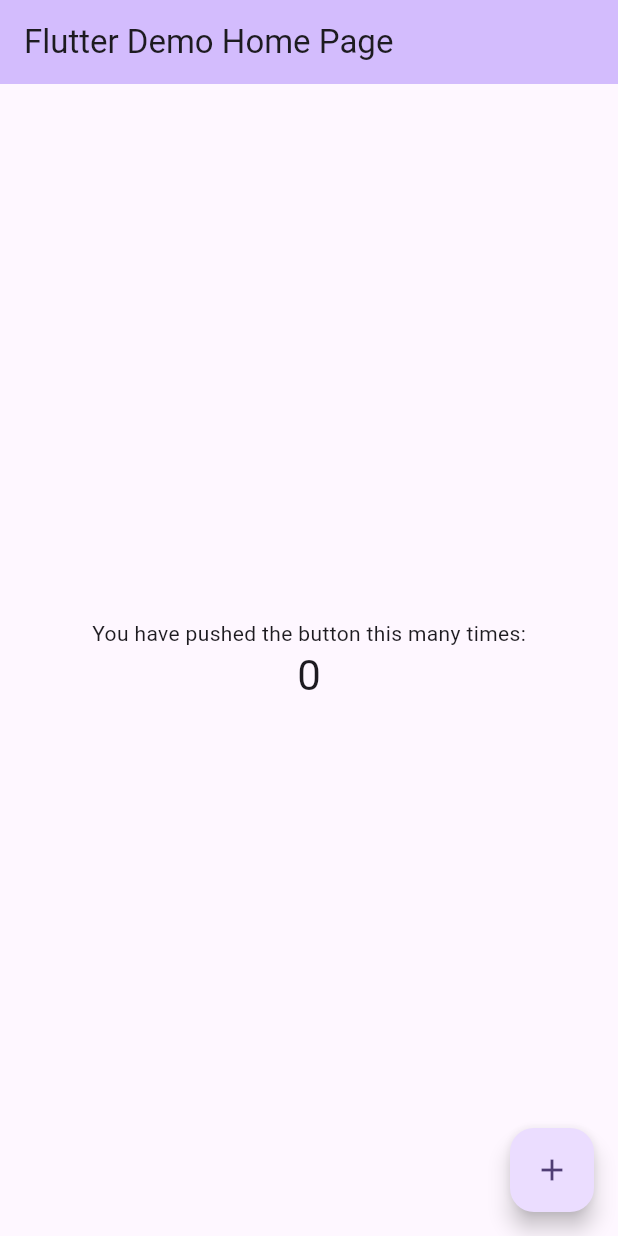
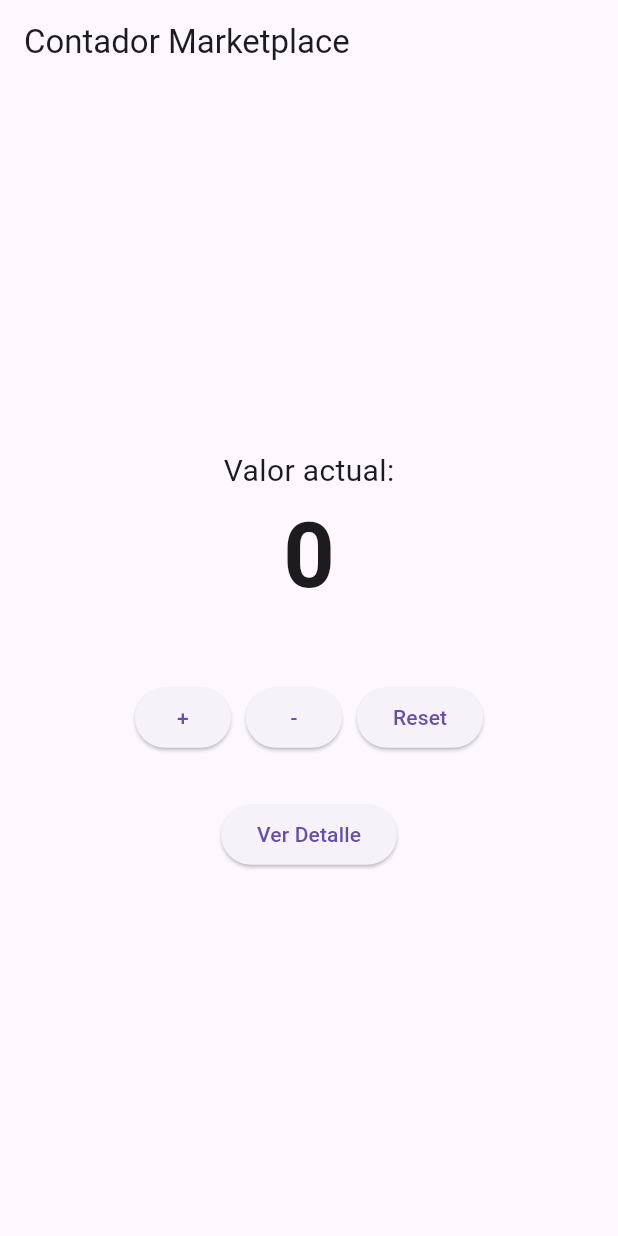
Before and after one commit to RicardoScript/pm_sem3_app_counter_marketplace, a Flutter app: the screen it shows after launch, on a phone screen of 412 x 824 dp. Run offline on Flutter 3.47's test engine with Material 3 defaults, Android fonts, the phone set to English and light mode, and no system bars; our stand-ins replace shared_preferences.

Commit message:
provider

```diff
--- a/lib/main.dart
+++ b/lib/main.dart
@@ -1,122 +1,26 @@
 import 'package:flutter/material.dart';
+import 'package:pm_sem3_app_counter_marketplace/provider/pages/home_screen.dart';
+import 'package:provider/provider.dart';
+import 'provider/contador_provider.dart';
 
 void main() {
-  runApp(const MyApp());
+  runApp(
+    ChangeNotifierProvider(
+      create: (_) => ContadorProvider(),
+      child: const MyApp(),
+    ),
+  );
 }
 
 class MyApp extends StatelessWidget {
   const MyApp({super.key});
 
-  // This widget is the root of your application.
   @override
   Widget build(BuildContext context) {
     return MaterialApp(
-      title: 'Flutter Demo',
-      theme: ThemeData(
-        // This is the theme of your application.
-        //
-        // TRY THIS: Try running your application with "flutter run". You'll see
-        // the application has a purple toolbar. Then, without quitting the app,
-        // try changing the seedColor in the colorScheme below to Colors.green
-        // and then invoke "hot reload" (save your changes or press the "hot
-        // reload" button in a Flutter-supported IDE, or press "r" if you used
-        // the command line to start the app).
-        //
-        // Notice that the counter didn't reset back to zero; the application
-        // state is not lost during the reload. To reset the state, use hot
-        // restart instead.
-        //
-        // This works for code too, not just values: Most code changes can be
-        // tested with just a hot reload.
-        colorScheme: ColorScheme.fromSeed(seedColor: Colors.deepPurple),
-      ),
-      home: const MyHomePage(title: 'Flutter Demo Home Page'),
+      debugShowCheckedModeBanner: false,
+      title: 'Contador Marketplace',
+      home: HomeScreen(),
     );
   }
 }
-
-class MyHomePage extends StatefulWidget {
-  const MyHomePage({super.key, required this.title});
-
-  // This widget is the home page of your application. It is stateful, meaning
-  // that it has a State object (defined below) that contains fields that affect
-  // how it looks.
-
-  // This class is the configuration for the state. It holds the values (in this
-  // case the title) provided by the parent (in this case the App widget) and
-  // used by the build method of the State. Fields in a Widget subclass are
-  // always marked "final".
-
-  final String title;
-
-  @override
-  State<MyHomePage> createState() => _MyHomePageState();
-}
-
-class _MyHomePageState extends State<MyHomePage> {
-  int _counter = 0;
-
-  void _incrementCounter() {
-    setState(() {
-      // This call to setState tells the Flutter framework that something has
-      // changed in this State, which causes it to rerun the build method below
-      // so that the display can reflect the updated values. If we changed
-      // _counter without calling setState(), then the build method would not be
-      // called again, and so nothing would appear to happen.
-      _counter++;
-    });
-  }
-
-  @override
-  Widget build(BuildContext context) {
-    // This method is rerun every time setState is called, for instance as done
-    // by the _incrementCounter method above.
-    //
-    // The Flutter framework has been optimized to make rerunning build methods
-    // fast, so that you can just rebuild anything that needs updating rather
-    // than having to individually change instances of widgets.
-    return Scaffold(
-      appBar: AppBar(
-        // TRY THIS: Try changing the color here to a specific color (to
-        // Colors.amber, perhaps?) and trigger a hot reload to see the AppBar
-        // change color while the other colors stay the same.
-        backgroundColor: Theme.of(context).colorScheme.inversePrimary,
-        // Here we take the value from the MyHomePage object that was created by
-        // the App.build method, and use it to set our appbar title.
-        title: Text(widget.title),
-      ),
-      body: Center(
-        // Center is a layout widget. It takes a single child and positions it
-        // in the middle of the parent.
-        child: Column(
-          // Column is also a layout widget. It takes a list of children and
-          // arranges them vertically. By default, it sizes itself to fit its
-          // children horizontally, and tries to be as tall as its parent.
-          //
-          // Column has various properties to control how it sizes itself and
-          // how it positions its children. Here we use mainAxisAlignment to
-          // center the children vertically; the main axis here is the vertical
-          // axis because Columns are vertical (the cross axis would be
-          // horizontal).
-          //
-          // TRY THIS: Invoke "debug painting" (choose the "Toggle Debug Paint"
-          // action in the IDE, or press "p" in the console), to see the
-          // wireframe for each widget.
-          mainAxisAlignment: MainAxisAlignment.center,
-          children: <Widget>[
-            const Text('You have pushed the button this many times:'),
-            Text(
-              '$_counter',
-              style: Theme.of(context).textTheme.headlineMedium,
-            ),
-          ],
-        ),
-      ),
-      floatingActionButton: FloatingActionButton(
-        onPressed: _incrementCounter,
-        tooltip: 'Increment',
-        child: const Icon(Icons.add),
-      ), // This trailing comma makes auto-formatting nicer for build methods.
-    );
-  }
-}
--- /dev/null
+++ b/lib/provider/contador_provider.dart
@@ -0,0 +1,41 @@
+import 'package:flutter/foundation.dart';
+import 'package:shared_preferences/shared_preferences.dart';
+
+class ContadorProvider extends ChangeNotifier {
+  int _contador = 0;
+
+  int get contador => _contador;
+
+  ContadorProvider() {
+    _cargarValor();
+  }
+
+  Future<void> _cargarValor() async {
+    final prefs = await SharedPreferences.getInstance();
+    _contador = prefs.getInt('contador') ?? 0;
+    notifyListeners();
+  }
+
+  Future<void> _guardarValor() async {
+    final prefs = await SharedPreferences.getInstance();
+    prefs.setInt('contador', _contador);
+  }
+
+  void incrementar() {
+    _contador++;
+    _guardarValor();
+    notifyListeners();
+  }
+
+  void decrementar() {
+    _contador--;
+    _guardarValor();
+    notifyListeners();
+  }
+
+  void reiniciar() {
+    _contador = 0;
+    _guardarValor();
+    notifyListeners();
+  }
+}
--- /dev/null
+++ b/lib/provider/pages/detalle_screen.dart
@@ -0,0 +1,20 @@
+import 'package:flutter/material.dart';
+
+class DetalleScreen extends StatelessWidget {
+  final int valor;
+
+  const DetalleScreen({super.key, required this.valor});
+
+  @override
+  Widget build(BuildContext context) {
+    return Scaffold(
+      appBar: AppBar(title: const Text('Detalle del Contador')),
+      body: Center(
+        child: Text(
+          'Valor recibido: $valor',
+          style: const TextStyle(fontSize: 32),
+        ),
+      ),
+    );
+  }
+}
--- /dev/null
+++ b/lib/provider/pages/home_screen.dart
@@ -0,0 +1,61 @@
+import 'package:flutter/material.dart';
+import 'package:provider/provider.dart';
+import '../contador_provider.dart';
+import 'detalle_screen.dart';
+
+class HomeScreen extends StatelessWidget {
+  const HomeScreen({super.key});
+
+  @override
+  Widget build(BuildContext context) {
+    final contador = context.watch<ContadorProvider>();
+
+    return Scaffold(
+      appBar: AppBar(title: const Text('Contador Marketplace')),
+      body: Center(
+        child: Column(
+          mainAxisAlignment: MainAxisAlignment.center,
+          children: [
+            Text('Valor actual:', style: TextStyle(fontSize: 20)),
+            Text(
+              contador.contador.toString(),
+              style: TextStyle(fontSize: 60, fontWeight: FontWeight.bold),
+            ),
+            SizedBox(height: 40),
+            Row(
+              mainAxisAlignment: MainAxisAlignment.center,
+              children: [
+                ElevatedButton(
+                  onPressed: contador.incrementar,
+                  child: Text('+'),
+                ),
+                SizedBox(width: 10),
+                ElevatedButton(
+                  onPressed: contador.decrementar,
+                  child: Text('-'),
+                ),
+                SizedBox(width: 10),
+                ElevatedButton(
+                  onPressed: contador.reiniciar,
+                  child: Text('Reset'),
+                ),
+              ],
+            ),
+            SizedBox(height: 30),
+            ElevatedButton(
+              onPressed: () {
+                Navigator.push(
+                  context,
+                  MaterialPageRoute(
+                    builder: (_) => DetalleScreen(valor: contador.contador),
+                  ),
+                );
+              },
+              child: Text('Ver Detalle'),
+            ),
+          ],
+        ),
+      ),
+    );
+  }
+}
--- a/pubspec.yaml
+++ b/pubspec.yaml
@@ -34,6 +34,9 @@ dependencies:
   # The following adds the Cupertino Icons font to your application.
   # Use with the CupertinoIcons class for iOS style icons.
   cupertino_icons: ^1.0.8
+
+  provider: ^6.1.2
+  shared_preferences: ^2.2.2
 
 dev_dependencies:
   flutter_test:
```
Also changed, not shown: pubspec.lock, 2 other files.
